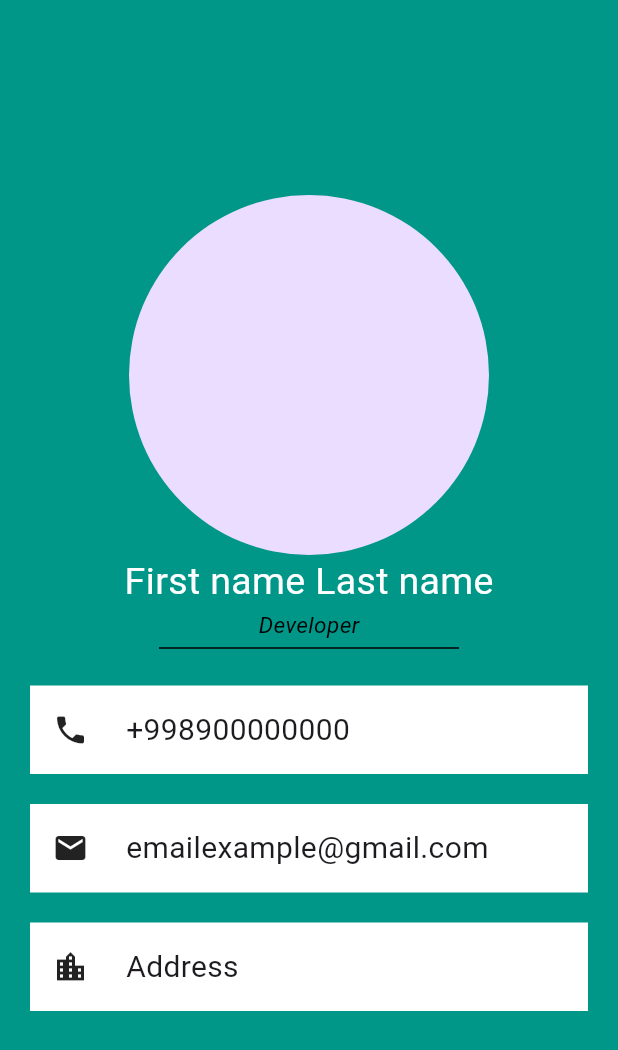
After one commit to dilmurood/Flutter_Project, a Flutter app: the screen it shows after launch, on a phone screen of 412 x 824 dp. The commit adds this screen. Shown: the top 1050 px of the screen. Run offline on Flutter 3.47's test engine with Material 3 defaults, Android fonts, the phone set to English and light mode, and no system bars.

Commit message:
add profile page

```diff
--- /dev/null
+++ b/lib/ProfileScreen.dart
@@ -0,0 +1,79 @@
+import 'package:flutter/material.dart';
+
+class ProfileScreen extends StatelessWidget {
+  @override
+  Widget build(BuildContext context) {
+    return Scaffold(
+      backgroundColor: Colors.teal,
+      body: Center(
+          child: Column(
+            mainAxisAlignment: MainAxisAlignment.center,
+            children: <Widget>[
+        const CircleAvatar(
+          radius: 120,
+          //backgroundImage: AssetImage('images/ava.png'),
+        ),
+        const Text(
+          "First name Last name",
+          style: TextStyle(color: Colors.white, fontSize: 25),
+        ),
+        const Text(
+          "Developer",
+          style: TextStyle(
+              color: Colors.black, fontSize: 15, fontStyle: FontStyle.italic),
+        ),
+        const SizedBox(height: 10, width: 200, child: Divider(color: Colors.black),),
+
+        Container(
+          color: Colors.white,
+          padding: const EdgeInsets.all(15),
+          margin: const  EdgeInsets.all(20),
+          child: const Row(
+            mainAxisAlignment: MainAxisAlignment.start,
+            children: <Widget>[
+              Icon(Icons.phone),
+              SizedBox(width: 25,),
+              Text('+998900000000',
+              style: TextStyle(
+                fontSize: 20,
+              ),),
+            ],
+          ),
+        ),
+        Container(
+          color: Colors.white,
+          padding: const EdgeInsets.all(15),
+          margin: const EdgeInsets.fromLTRB(20, 0, 20, 20),
+          child: const Row(
+            mainAxisAlignment: MainAxisAlignment.start,
+            children: <Widget>[
+              Icon(Icons.email),
+              SizedBox(width: 25,),
+              Text('emailexample@gmail.com',
+              style: TextStyle(
+                fontSize: 20,
+              ),),
+            ],
+          ),
+        ),
+        Container(
+          color: Colors.white,
+          padding: const EdgeInsets.all(15),
+          margin: const EdgeInsets.fromLTRB(20, 0, 20, 20),
+          child: const Row(
+            mainAxisAlignment: MainAxisAlignment.start,
+            children: <Widget>[
+              Icon(Icons.location_city),
+              SizedBox(width: 25,),
+              Text('Address',
+              style: TextStyle(
+                fontSize: 20,
+              ),),
+            ],
+          ),
+        )
+
+      ])),
+    );
+  }
+}
--- a/lib/main.dart
+++ b/lib/main.dart
@@ -1,8 +1,7 @@
 import 'package:flutter/material.dart';
 import 'package:flutter_project/AddItemShow.dart';
+import 'package:flutter_project/ProfileScreen.dart';
 import 'MainScreen.dart';
-import 'AddItem.dart';
-import 'AddItemShow.dart';
 
 void main() {
   runApp(MyApp());
@@ -13,9 +12,9 @@ class MyApp extends StatelessWidget {
   Widget build(BuildContext context) {
     return MaterialApp(
       title: 'My App',
-      home: AddItem(),
+      home: ProfileScreen(),
       routes: {
-        '/AddItemShow' : (context) => AddItemShow(),
+        '/ProfileScreen' : (context) => ProfileScreen(),
         // Other routes if any...
       },
     );
```
Also changed, not shown: pubspec.yaml (+11 -1 lines), images/ava.png (added).
